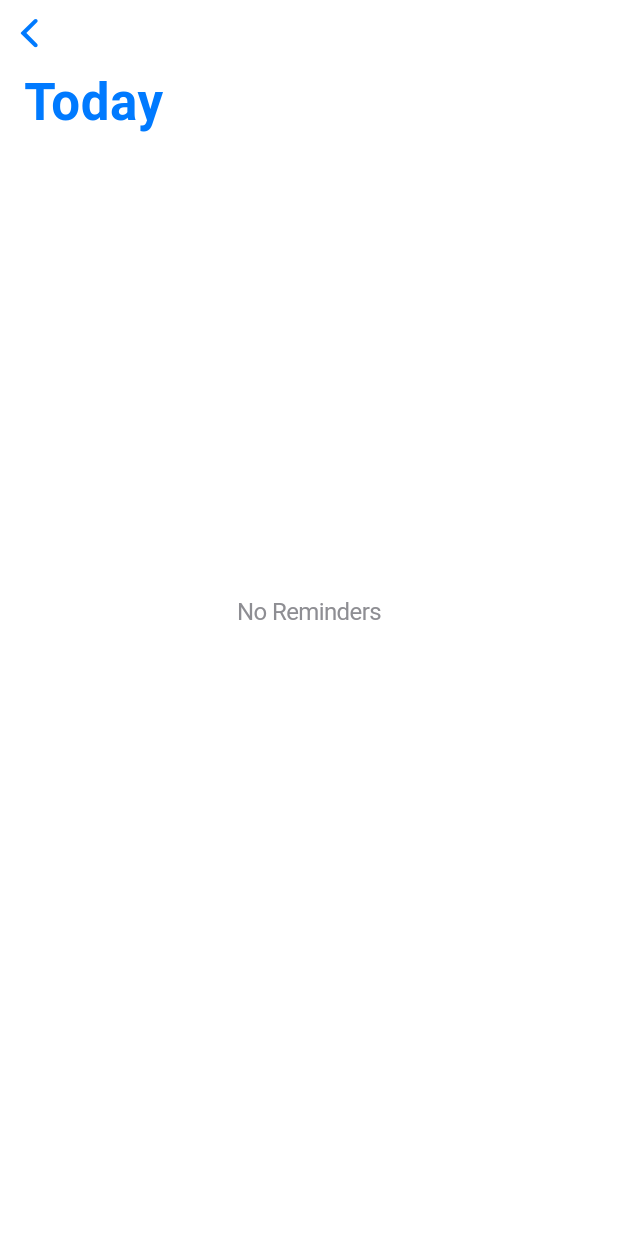
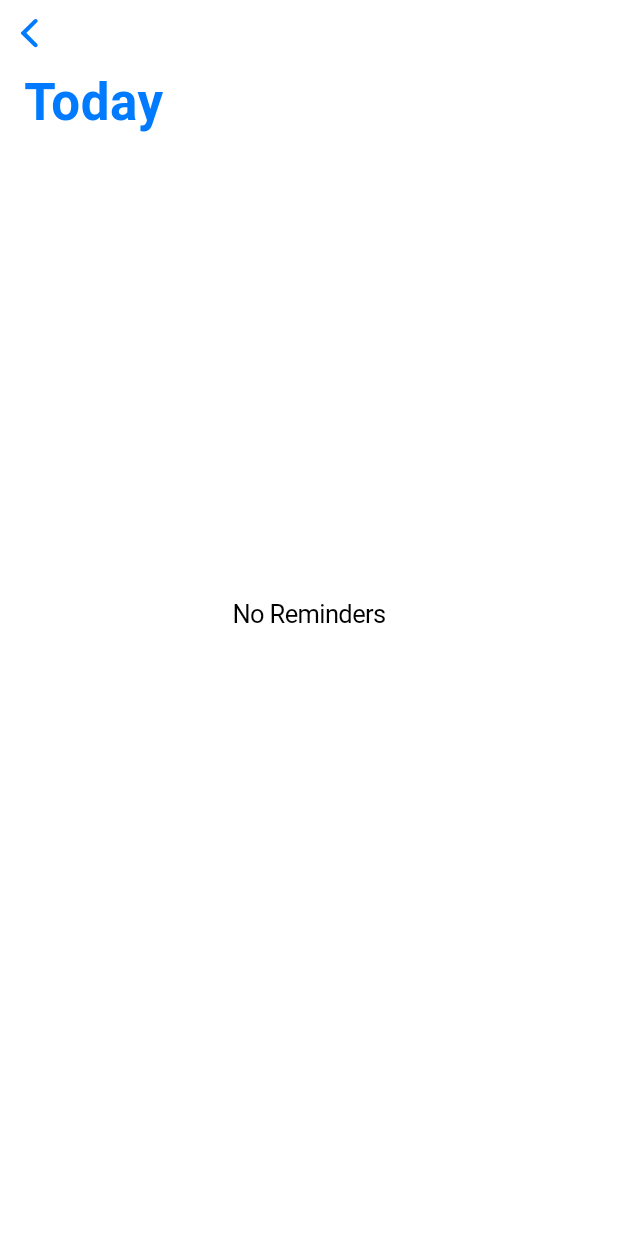
Before and after one commit to Rollfreeze/reminder_lite_flutter, a Flutter app: the screen it shows after launch, after a tap on an icon or button, on a phone screen of 412 x 824 dp. Run offline on Flutter 3.47's test engine with Material 3 defaults, Android fonts, the phone set to English and light mode, and no system bars; our stand-ins replace auto_route, flutter_bloc, freezed_annotation; missing offline and left inert: progress_circle; generated files the repository leaves out were written again; statements that could not run were skipped.

Commit message:
refactor: remove all current font styles

```diff
--- a/lib/core/style/app_typo.dart
+++ b/lib/core/style/app_typo.dart
@@ -3,120 +3,5 @@ import 'app_colors.dart';
 
 /// App typography keep class.
 abstract class AppTypo {
-  static const semibold32 = TextStyle(
-    color: AppColors.textDefault,
-    fontWeight: FontWeight.w600,
-    fontSize: 32,
-    height: 22 / 32,
-    letterSpacing: -0.4,
-    leadingDistribution: TextLeadingDistribution.even,
-  );
 
-  static const semibold18 = TextStyle(
-    color: AppColors.textDefault,
-    fontWeight: FontWeight.w600,
-    fontSize: 18,
-    height: 22 / 18,
-    letterSpacing: -0.4,
-    leadingDistribution: TextLeadingDistribution.even,
-  );
-
-  static const semibold16 = TextStyle(
-    color: AppColors.textDefault,
-    fontWeight: FontWeight.w600,
-    fontSize: 16,
-    height: 22 / 16,
-    letterSpacing: -0.4,
-    leadingDistribution: TextLeadingDistribution.even,
-  );
-
-  static const regular16 = TextStyle(
-    color: AppColors.textDefault,
-    fontWeight: FontWeight.w400,
-    fontSize: 16,
-    height: 22 / 16,
-    letterSpacing: -0.4,
-    leadingDistribution: TextLeadingDistribution.even,
-  );
-
-  static const regular17 = TextStyle(
-    color: AppColors.textDefault,
-    fontWeight: FontWeight.w400,
-    fontSize: 17,
-    height: 22 / 17,
-    letterSpacing: -0.4,
-    leadingDistribution: TextLeadingDistribution.even,
-  );
-
-  static const bold17 = TextStyle(
-    color: AppColors.textDefault,
-    fontWeight: FontWeight.w700,
-    fontSize: 17,
-    height: 22 / 17,
-    letterSpacing: -0.4,
-    leadingDistribution: TextLeadingDistribution.even,
-  );
-
-  static const bold19 = TextStyle(
-    color: AppColors.textDefault,
-    fontWeight: FontWeight.w700,
-    fontSize: 19,
-    height: 22 / 19,
-    letterSpacing: -0.4,
-    leadingDistribution: TextLeadingDistribution.even,
-  );
-
-  static const bold25 = TextStyle(
-    color: AppColors.textDefault,
-    fontWeight: FontWeight.w700,
-    fontSize: 25,
-    height: 25 / 22,
-    letterSpacing: -0.4,
-    leadingDistribution: TextLeadingDistribution.even,
-  );
-
-  static const medium17 = TextStyle(
-    color: AppColors.textDefault,
-    fontWeight: FontWeight.w500,
-    fontSize: 17,
-    height: 22 / 17,
-    letterSpacing: -0.4,
-    leadingDistribution: TextLeadingDistribution.even,
-  );
-
-  static const medium17hint = TextStyle(
-    color: AppColors.text3,
-    fontWeight: FontWeight.w500,
-    fontSize: 17,
-    height: 22 / 17,
-    letterSpacing: -0.4,
-    leadingDistribution: TextLeadingDistribution.even,
-  );
-
-  static const regular15 = TextStyle(
-    color: AppColors.textDefault,
-    fontWeight: FontWeight.w400,
-    fontSize: 15,
-    height: 22 / 15,
-    letterSpacing: -0.4,
-    leadingDistribution: TextLeadingDistribution.even,
-  );
-
-  static const semibold13 = TextStyle(
-    color: AppColors.textDefault,
-    fontWeight: FontWeight.w600,
-    fontSize: 13,
-    height: 22 / 13,
-    letterSpacing: -0.4,
-    leadingDistribution: TextLeadingDistribution.even,
-  );
-
-  static const regular10 = TextStyle(
-    color: AppColors.textDefault,
-    fontWeight: FontWeight.w400,
-    fontSize: 10,
-    height: 22 / 10,
-    letterSpacing: -0.4,
-    leadingDistribution: TextLeadingDistribution.even,
-  );
 }
```
